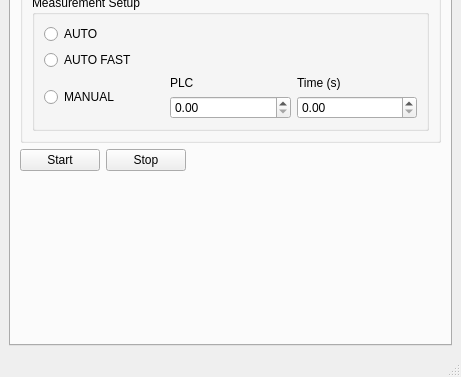
Above: Fluke8588A/ui/main_window.ui from V4rd3n/Fluke8588A-pyvisa before the change; both pictures show x 0 to 461 and y 163 to 540 of the 461 by 540 pixel window. Below: the same form after it.
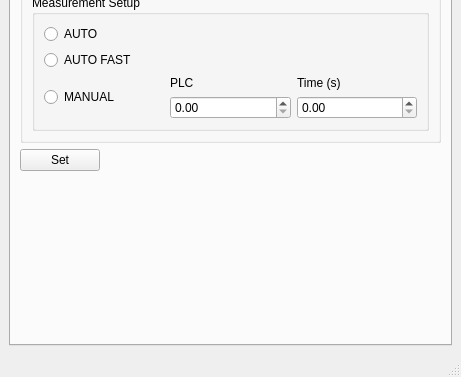
That is the form after the change. The open tabs and pages were chosen to show the change.

The edit to the form file:
```diff
--- a/Fluke8588A/ui/main_window.ui
+++ b/Fluke8588A/ui/main_window.ui
@@ -314,14 +314,7 @@
           <item>
            <widget class="QPushButton" name="dcv_start_pushbutton">
             <property name="text">
-             <string>Start</string>
-            </property>
-           </widget>
-          </item>
-          <item>
-           <widget class="QPushButton" name="dcv_stop_pushbutton">
-            <property name="text">
-             <string>Stop</string>
+             <string>Set</string>
             </property>
            </widget>
           </item>
```
Left out of the diff: 64 changed lines with no effect on the pictures.
